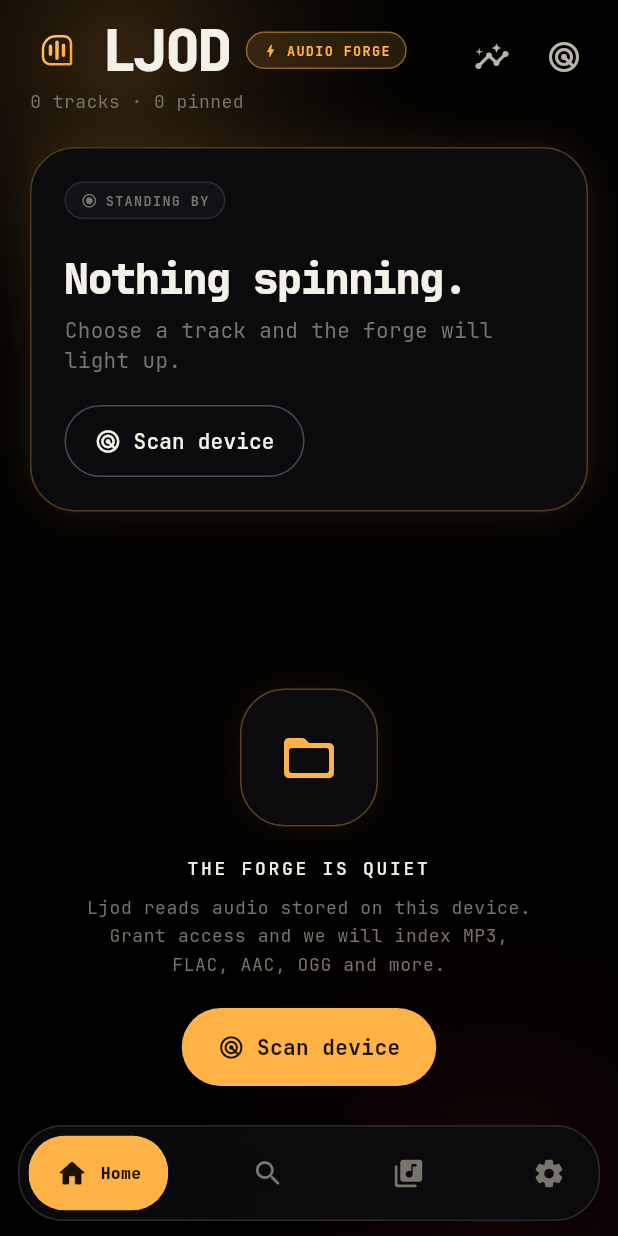
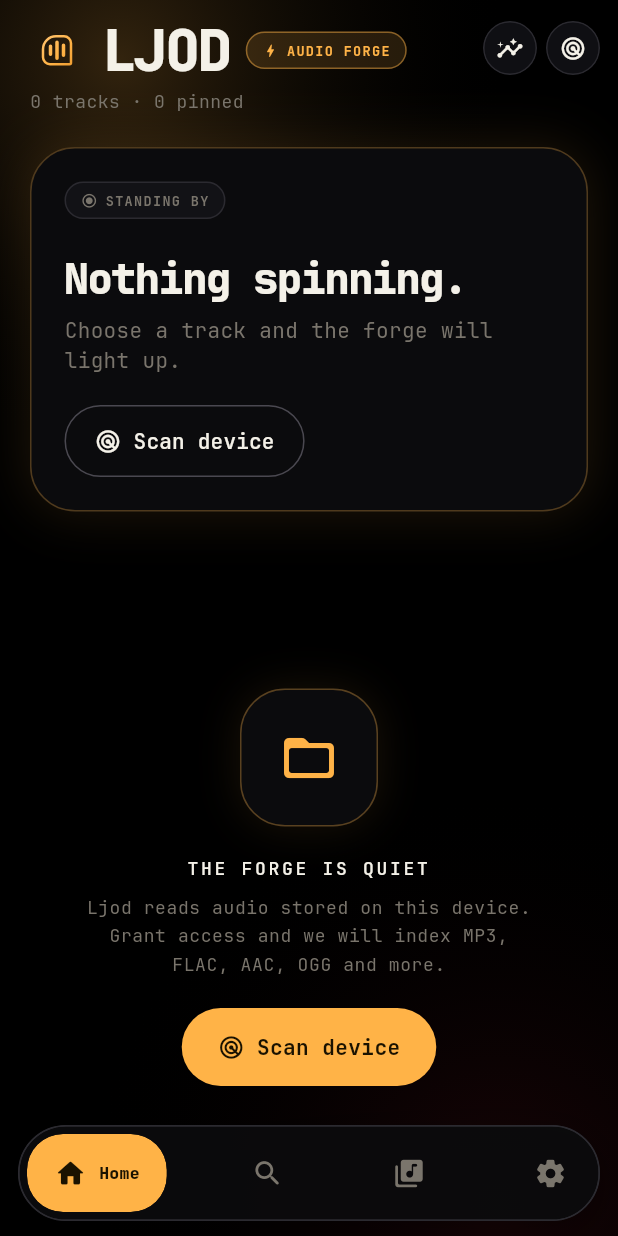
Before and after one commit to Veridian-Zenith/ljod, a Flutter app: the LjodShell screen opened directly, on a phone screen of 412 x 824 dp. Run offline on Flutter 3.47's test engine with Material 3 defaults, Android fonts, the phone set to English and light mode, and no system bars; our stand-ins replace audio_service, dio, flutter_riverpod, just_audio, material_ui, permission_handler and 2 more; missing offline and left inert: audio_metadata_reader, audio_session; accounts and stored records are empty.

Commit message:
refactor(ui): give the floating bars one surface and slim the player controls
Each bar drew its own capsule decoration, so the bottom stack read as four
containers instead of one material; LjodBar now owns that surface and the
transport drops its capsule because its buttons already carry their own
outlines. LjodSlider gained a height so the seek bar stops inheriting
Material's fixed 48px slider, which had made it the tallest control on the
screen (measured: seek 100→80, transport 99→78).

```diff
--- a/lib/core/widgets/vz_components.dart
+++ b/lib/core/widgets/vz_components.dart
@@ -329,6 +329,65 @@ class Panel extends StatelessWidget {
       shape: shape,
       clipBehavior: Clip.antiAlias,
       child: InkWell(onTap: onTap, child: content),
+    );
+  }
+}
+
+/// The floating bar surface: mini player, transport, seek bar, up-next strip
+/// and the navigation bar.
+///
+/// One token for all of them, so the stack reads as a single material rather
+/// than five containers that happen to be round. [accent] marks the surfaces
+/// that carry playback: they get an amber hairline and a lifted fill.
+class LjodBar extends StatelessWidget {
+  const LjodBar({
+    super.key,
+    required this.child,
+    this.padding = EdgeInsets.zero,
+    this.accent = false,
+    this.onTap,
+  });
+
+  final Widget child;
+  final EdgeInsetsGeometry padding;
+  final bool accent;
+  final VoidCallback? onTap;
+
+  @override
+  Widget build(BuildContext context) {
+    final shape = StadiumBorder(
+      side: BorderSide(
+        color: accent
+            ? LjodTheme.amber.withValues(alpha: 0.30)
+            : LjodTheme.borderLight,
+        width: 1,
+      ),
+    );
+
+    return DecoratedBox(
+      decoration: ShapeDecoration(
+        color: accent
+            ? LjodTheme.panelHigh.withValues(alpha: 0.97)
+            : LjodTheme.panelBlack.withValues(alpha: 0.94),
+        shape: shape,
+        shadows: [
+          BoxShadow(
+            color: Colors.black.withValues(alpha: 0.5),
+            blurRadius: 22,
+            offset: const Offset(0, 8),
+          ),
+        ],
+      ),
+      child: Material(
+        color: Colors.transparent,
+        shape: shape,
+        clipBehavior: Clip.antiAlias,
+        child: InkWell(
+          onTap: onTap,
+          customBorder: shape,
+          child: Padding(padding: padding, child: child),
+        ),
+      ),
     );
   }
 }
@@ -669,6 +728,7 @@ class LjodSlider extends StatelessWidget {
     this.onChangeEnd,
     this.buffered,
     this.activeColor = LjodTheme.amber,
+    this.height = 36,
   });
 
   final double value;
@@ -680,16 +740,25 @@ class LjodSlider extends StatelessWidget {
   final double? buffered;
   final Color activeColor;
 
+  /// Rendered height. Material's default slider is 48 tall, which alone made
+  /// the seek bar look like a slab; the track and thumb are scaled to match.
+  final double height;
+
   @override
   Widget build(BuildContext context) {
     final safeMax = max <= 0 ? 1.0 : max;
-    return SliderTheme(
+    return SizedBox(
+      height: height,
+      child: SliderTheme(
         data: SliderTheme.of(context).copyWith(
           activeTrackColor: activeColor,
           // Buffered audio needs to read as a track, not a stray dot.
           secondaryActiveTrackColor: activeColor.withValues(alpha: 0.45),
           thumbColor: activeColor,
           overlayColor: activeColor.withValues(alpha: 0.14),
+          trackHeight: 5,
+          thumbShape: const RoundSliderThumbShape(enabledThumbRadius: 8),
+          overlayShape: const RoundSliderOverlayShape(overlayRadius: 16),
         ),
         child: Slider(
           value: value.clamp(0, safeMax),
@@ -697,6 +766,7 @@ class LjodSlider extends StatelessWidget {
           secondaryTrackValue: buffered?.clamp(0, safeMax),
           onChanged: onChanged,
           onChangeEnd: onChangeEnd,
+        ),
       ),
     );
   }
--- a/lib/features/home/home_screen.dart
+++ b/lib/features/home/home_screen.dart
@@ -224,15 +224,28 @@ class _Header extends StatelessWidget {
               ),
             )
           else ...[
-            IconButton(
-              onPressed: onInsights,
-              tooltip: 'Insights',
-              icon: const Icon(Icons.insights_rounded),
-            ),
-            IconButton(
-              onPressed: onRescan,
-              tooltip: 'Rescan device',
-              icon: const Icon(Icons.radar_rounded),
+            // Same button vocabulary as the player and the bars: bare Material
+            // icon buttons were the only uncontained controls left in the UI.
+            const SizedBox(width: 4),
+            Row(
+              mainAxisSize: MainAxisSize.min,
+              children: [
+                GlowIconButton(
+                  icon: Icons.insights_rounded,
+                  onTap: onInsights,
+                  tooltip: 'Insights',
+                  size: 18,
+                  padding: 9,
+                ),
+                const SizedBox(width: 6),
+                GlowIconButton(
+                  icon: Icons.radar_rounded,
+                  onTap: onRescan,
+                  tooltip: 'Rescan device',
+                  size: 18,
+                  padding: 9,
+                ),
+              ],
             ),
           ],
         ],
```
Also changed, not shown: lib/features/player/player_screen.dart (+18 -49 lines), lib/features/shell/app_shell.dart (+48 -63 lines), 1 other file. Lines whose indentation alone changed are shown as unchanged.
